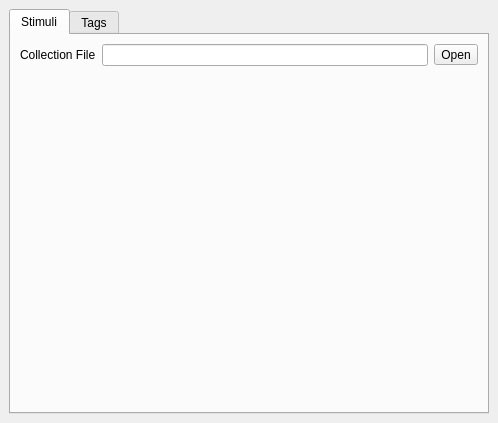
Old version of the form src/experiment.ui in the repository SMC-LAB/Eve.
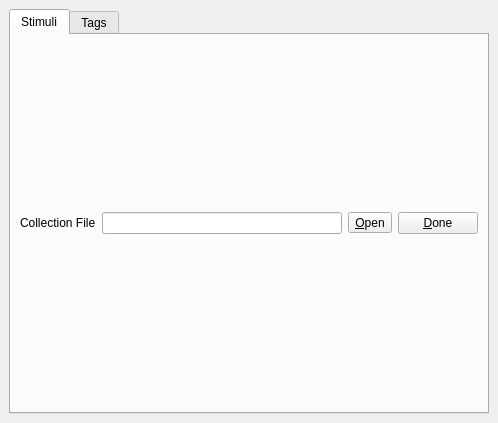
New version of the form.

Diff of the .ui file:
```diff
--- a/src/experiment.ui
+++ b/src/experiment.ui
@@ -29,32 +29,38 @@
        </attribute>
        <layout class="QGridLayout" name="gridLayout">
         <item row="0" column="0">
-         <layout class="QVBoxLayout" name="verticalLayout_2">
+         <layout class="QVBoxLayout" name="verticalLayout">
           <item>
-           <layout class="QFormLayout" name="formLayout">
-            <property name="fieldGrowthPolicy">
-             <enum>QFormLayout::AllNonFixedFieldsGrow</enum>
-            </property>
-            <item row="0" column="0">
+           <layout class="QHBoxLayout" name="horizontalLayout_2">
+            <item>
              <widget class="QLabel" name="collectionFileLabel">
               <property name="text">
                <string>Collection File</string>
               </property>
              </widget>
             </item>
-            <item row="0" column="1">
-             <layout class="QHBoxLayout" name="horizontalLayout_2">
               <item>
                <widget class="QLineEdit" name="collectionFileLineEdit"/>
               </item>
               <item>
                <widget class="QToolButton" name="openCollectionFileButton">
                 <property name="text">
-                 <string>Open</string>
+               <string>&amp;Open</string>
+              </property>
+              <property name="shortcut">
+               <string>Ctrl+O</string>
                 </property>
                </widget>
               </item>
-             </layout>
+            <item>
+             <widget class="QPushButton" name="donePushButton_2">
+              <property name="text">
+               <string>&amp;Done</string>
+              </property>
+              <property name="shortcut">
+               <string>Ctrl+D</string>
+              </property>
+             </widget>
             </item>
            </layout>
           </item>
@@ -68,23 +74,7 @@
        </attribute>
        <layout class="QGridLayout" name="gridLayout_2">
         <item row="0" column="0">
-         <widget class="QTableView" name="editTagsView">
-          <property name="selectionMode">
-           <enum>QAbstractItemView::SingleSelection</enum>
-          </property>
-          <property name="selectionBehavior">
-           <enum>QAbstractItemView::SelectRows</enum>
-          </property>
-          <attribute name="horizontalHeaderStretchLastSection">
-           <bool>true</bool>
-          </attribute>
-          <attribute name="verticalHeaderVisible">
-           <bool>false</bool>
-          </attribute>
-         </widget>
-        </item>
-        <item row="0" column="1">
-         <layout class="QVBoxLayout" name="verticalLayout">
+         <layout class="QHBoxLayout" name="horizontalLayout_3">
           <item>
            <widget class="QPushButton" name="addTagPushButton">
             <property name="text">
@@ -106,14 +96,14 @@
            </widget>
           </item>
           <item>
-           <spacer name="verticalSpacer_2">
+           <spacer name="horizontalSpacer">
             <property name="orientation">
-             <enum>Qt::Vertical</enum>
+             <enum>Qt::Horizontal</enum>
             </property>
             <property name="sizeHint" stdset="0">
              <size>
-              <width>20</width>
-              <height>248</height>
+              <width>118</width>
+              <height>20</height>
              </size>
             </property>
            </spacer>
```
Left out of the diff: 16 changed lines with no effect on the pictures. Lines whose indentation alone changed are shown as unchanged.
